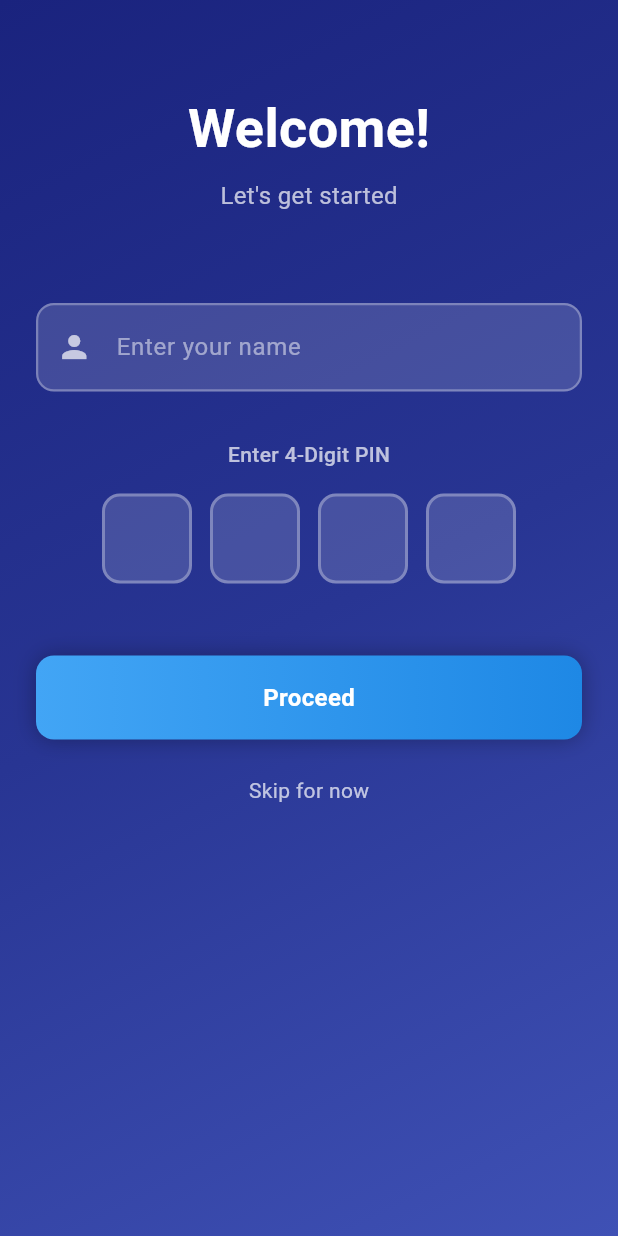
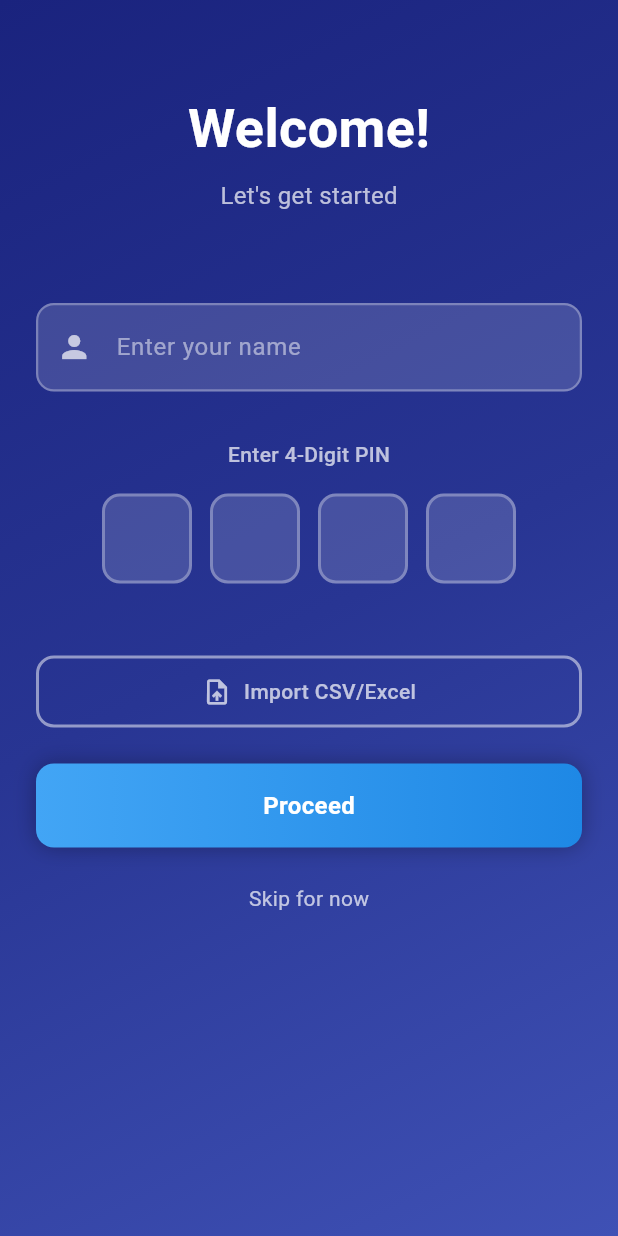
Before and after one commit to s-vivek-55/stocker, a Flutter app: the screen it shows after launch, on a phone screen of 412 x 824 dp. Run offline on Flutter 3.47's test engine with Material 3 defaults, Android fonts, the phone set to English and light mode, and no system bars; our stand-ins replace csv, file_picker, hive, hive_flutter, pdf; missing offline and left inert: excel; accounts and stored records are empty.

Commit message:
v1 fixes

```diff
--- a/lib/screens/initialization_screen.dart
+++ b/lib/screens/initialization_screen.dart
@@ -3,6 +3,8 @@ import 'package:file_picker/file_picker.dart';
 import 'dart:io';
 import '../services/user_profile_service.dart';
 import '../services/theme_service.dart';
+import '../services/import_service.dart';
+import '../services/data_persistence_service.dart';
 
 class InitializationScreen extends StatefulWidget {
   const InitializationScreen({super.key});
@@ -20,6 +22,7 @@ class _InitializationScreenState extends State<InitializationScreen> {
 
   File? _selectedFile;
   bool _isLoading = false;
+  int _importedItemsCount = 0;
   late String _currentTheme;
 
   @override
@@ -36,6 +39,52 @@ class _InitializationScreenState extends State<InitializationScreen> {
     _pin3.dispose();
     _pin4.dispose();
     super.dispose();
+  }
+
+  Future<void> _importFile() async {
+    try {
+      FilePickerResult? result = await FilePicker.platform.pickFiles(
+        type: FileType.custom,
+        allowedExtensions: ['csv', 'xlsx', 'xls'],
+        dialogTitle: 'Select CSV or Excel file',
+      );
+
+      if (result != null && result.files.single.path != null) {
+        setState(() => _isLoading = true);
+
+        try {
+          final items =
+              await ImportService.importFromFile(result.files.single.path!);
+          await DataPersistenceService.saveItems(items, 'Imported');
+
+          setState(() {
+            _selectedFile = File(result.files.single.path!);
+            _importedItemsCount = items.length;
+          });
+
+          if (mounted) {
+            ScaffoldMessenger.of(context).showSnackBar(
+              SnackBar(
+                content:
+                    Text('Successfully imported ${items.length} items'),
+                backgroundColor: Colors.green,
+              ),
+            );
+          }
+        } catch (e) {
+          if (mounted) {
+            ScaffoldMessenger.of(context).showSnackBar(
+              SnackBar(
+                content: Text('Import error: $e'),
+                backgroundColor: Colors.red,
+              ),
+            );
+          }
+        }
+      }
+    } finally {
+      if (mounted) setState(() => _isLoading = false);
+    }
   }
 
   List<Color> _getGradient() {
@@ -211,6 +260,92 @@ class _InitializationScreenState extends State<InitializationScreen> {
                 ),
                 const SizedBox(height: 48),
 
+                // Import Data Button
+                if (_importedItemsCount == 0)
+                  Container(
+                    width: double.infinity,
+                    height: 48,
+                    decoration: BoxDecoration(
+                      borderRadius: BorderRadius.circular(12),
+                      border: Border.all(
+                        color: Colors.white.withOpacity(0.5),
+                        width: 2,
+                      ),
+                    ),
+                    child: Material(
+                      color: Colors.transparent,
+                      child: InkWell(
+                        onTap: _isLoading ? null : _importFile,
+                        borderRadius: BorderRadius.circular(12),
+                        child: Center(
+                          child: Row(
+                            mainAxisAlignment: MainAxisAlignment.center,
+                            children: [
+                              Icon(
+                                Icons.upload_file,
+                                color: Colors.white.withOpacity(0.7),
+                                size: 20,
+                              ),
+                              const SizedBox(width: 8),
+                              Text(
+                                'Import CSV/Excel',
+                                style: TextStyle(
+                                  color: Colors.white.withOpacity(0.7),
+                                  fontSize: 14,
+                                  fontWeight: FontWeight.w500,
+                                ),
+                              ),
+                            ],
+                          ),
+                        ),
+                      ),
+                    ),
+                  )
+                else
+                  Container(
+                    width: double.infinity,
+                    padding: const EdgeInsets.all(12),
+                    decoration: BoxDecoration(
+                      borderRadius: BorderRadius.circular(12),
+                      color: Colors.green.withOpacity(0.2),
+                      border: Border.all(
+                        color: Colors.green.withOpacity(0.5),
+                        width: 1.5,
+                      ),
+                    ),
+                    child: Row(
+                      children: [
+                        Icon(
+                          Icons.check_circle,
+                          color: Colors.green.withOpacity(0.7),
+                          size: 20,
+                        ),
+                        const SizedBox(width: 12),
+                        Expanded(
+                          child: Text(
+                            'Imported $_importedItemsCount items',
+                            style: TextStyle(
+                              color: Colors.green.withOpacity(0.7),
+                              fontSize: 14,
+                              fontWeight: FontWeight.w500,
+                            ),
+                          ),
+                        ),
+                        GestureDetector(
+                          onTap: () {
+                            setState(() => _importedItemsCount = 0);
+                          },
+                          child: Icon(
+                            Icons.close,
+                            color: Colors.green.withOpacity(0.7),
+                            size: 18,
+                          ),
+                        ),
+                      ],
+                    ),
+                  ),
+                const SizedBox(height: 24),
+
                 // Button
                 Container(
                   width: double.infinity,
--- a/pubspec.yaml
+++ b/pubspec.yaml
@@ -16,7 +16,7 @@ publish_to: 'none' # Remove this line if you wish to publish to pub.dev
 # https://developer.apple.com/library/archive/documentation/General/Reference/InfoPlistKeyReference/Articles/CoreFoundationKeys.html
 # In Windows, build-name is used as the major, minor, and patch parts
 # of the product and file versions while build-number is used as the build suffix.
-version: 1.0.0+1
+version: 0.1.0+1
 
 environment:
   sdk: ^3.12.2
@@ -41,6 +41,8 @@ dependencies:
   hive: ^2.2.3
   hive_flutter: ^1.1.0
   file_picker: ^10.0.0
+  csv: ^5.1.1
+  excel: ^4.0.3
 
 dev_dependencies:
   flutter_test:
```
Also changed, not shown: lib/main.dart (+12 -4 lines), lib/services/import_service.dart (added, +149 -0 lines), stock_data.csv (added, +131 -0 lines), pubspec.lock, 6 other files.
